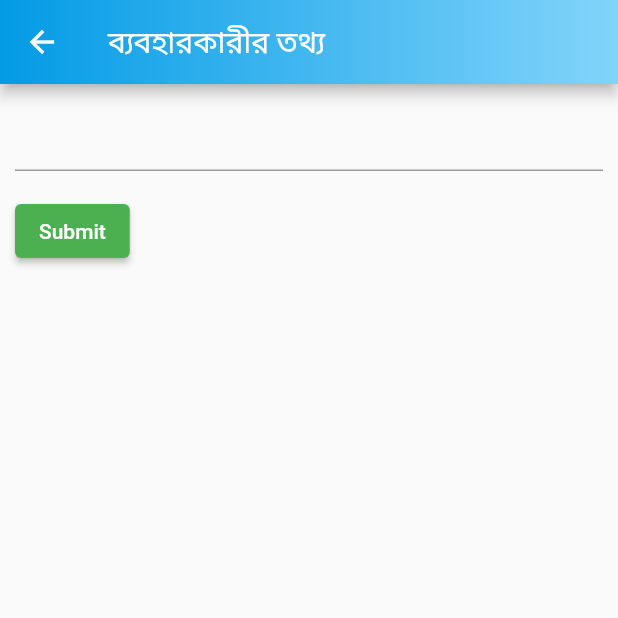
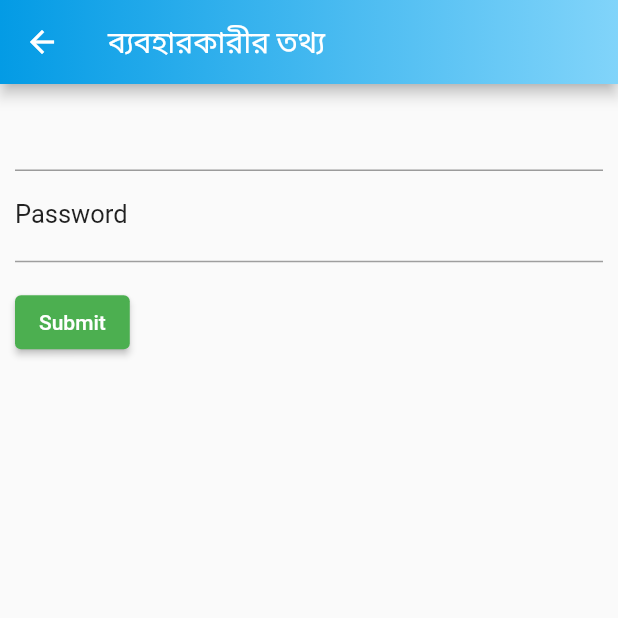
Before and after one commit to Azimul-Haque/diordnarabdnasjb, a Flutter app: the ProfileEditPage screen opened directly with empty values, on a phone screen of 412 x 824 dp, the top half of it. Run offline on Flutter 3.47's test engine with Material 2 defaults, Android fonts, the phone set to English and light mode, and no system bars; our stand-ins replace firebase_auth, firebase_core, pinput; missing offline and left inert: onesignal_flutter; accounts and stored records are empty; Roboto replaces fonts that are missing (AvenirLight).

Commit message:
Commit Thu 06/16/2022  2:18:18.24 24659

```diff
--- a/lib/profileedit.dart
+++ b/lib/profileedit.dart
@@ -46,6 +46,37 @@ class _ProfileEditPageState extends State<ProfileEditPage> {
                       return null;
                     },
                   ),
+                  TextFormField(
+                    decoration: InputDecoration(
+                      suffix: GestureDetector(
+                        onTap: () {
+                          print('tapped');
+                        },
+                        child: Text(
+                          'Forgot Password?',
+                          style: TextStyle(
+                              color: Colors.blue, fontWeight: FontWeight.bold),
+                        ),
+                      ),
+                      labelText: 'Password',
+                      labelStyle: TextStyle(
+                          color: Colors.black87,
+                          fontSize: 17,
+                          fontFamily: 'AvenirLight'),
+                      focusedBorder: UnderlineInputBorder(
+                        borderSide: BorderSide(color: Colors.purple),
+                      ),
+                      enabledBorder: new UnderlineInputBorder(
+                          borderSide:
+                              BorderSide(color: Colors.grey, width: 1.0)),
+                    ),
+                    style: TextStyle(
+                        color: Colors.black87,
+                        fontSize: 17,
+                        fontFamily: 'AvenirLight'),
+                    //  controller: _passwordController,
+                    obscureText: true,
+                  ),
                   Padding(
                     padding: const EdgeInsets.symmetric(vertical: 16.0),
                     child: ElevatedButton(
```
